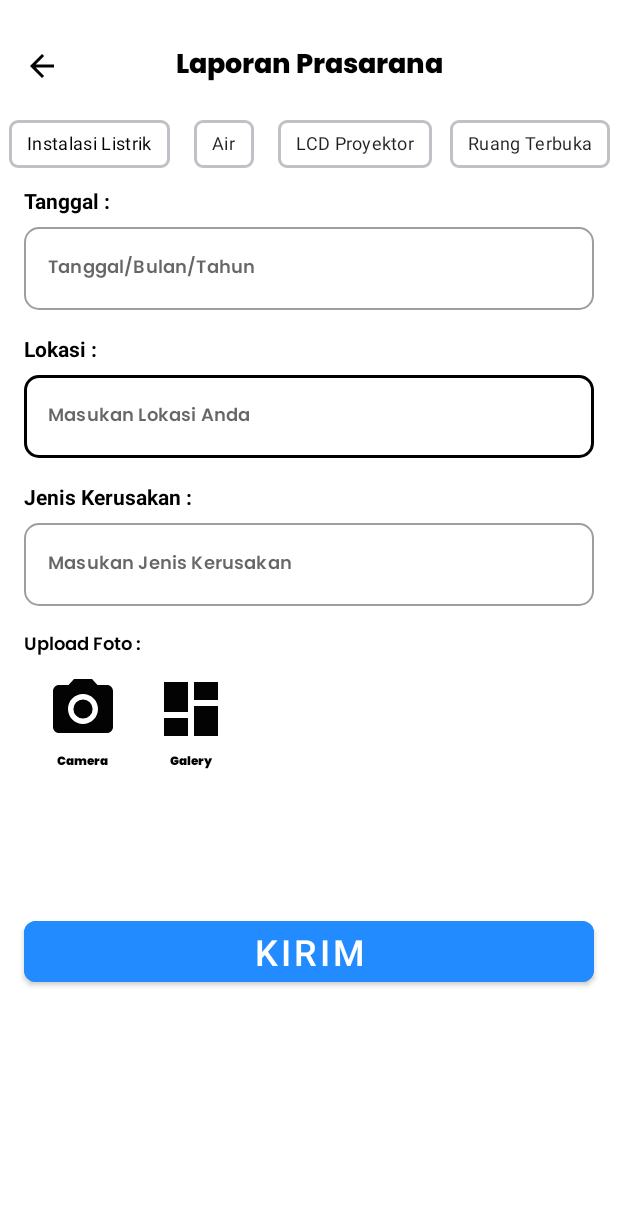
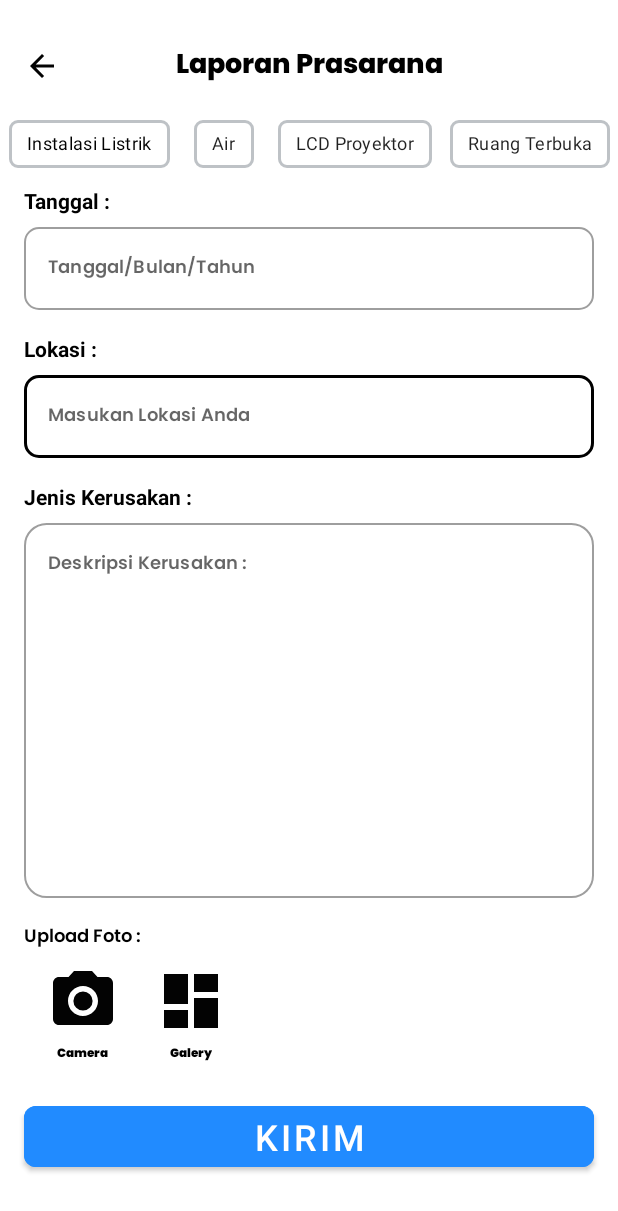
Before and after one commit to adityaahmadugraha/AppsATIPadang, an Android app: the ActivityPrasarana screen opened directly, with no data from a screen before it, on a phone screen of 412 x 824 dp. Shown: the top 1211 px of the screen. Run offline under Robolectric (Android 15) with nearby library versions, the phone set to English and light mode, and no system bars; our stand-ins replace Dagger/Hilt's generated code; pictures from the network do not load.

Commit message:
Laporan Prasarana user

```diff
--- a/app/src/main/java/com/aditya/appsatipadang/network/ApiService.kt
+++ b/app/src/main/java/com/aditya/appsatipadang/network/ApiService.kt
@@ -100,8 +100,8 @@ interface ApiService {
         @Part("type") type: RequestBody,
         @Part("tanggal") tanggal: RequestBody,
         @Part("lokasi") lokasi: RequestBody,
-        @Part("merk") merk: RequestBody,
-        @Part("foto") foto: RequestBody,
+        @Part("deskripsi") deskripsi: RequestBody,
+        @Part foto: MultipartBody.Part,
     ): LaporanResponse
 
 
@@ -131,5 +131,4 @@ interface ApiService {
     ): LaporanResponse
 
 
-
 }
--- a/app/src/main/java/com/aditya/appsatipadang/user/laporan/prasarana/PrasaranaViewModel.kt
+++ b/app/src/main/java/com/aditya/appsatipadang/user/laporan/prasarana/PrasaranaViewModel.kt
@@ -6,6 +6,8 @@ import com.aditya.appsatipadang.data.remote.request.InputLaporanRequest
 import com.aditya.appsatipadang.data.remote.request.InputPrasaranaRequest
 import com.aditya.appsatipadang.user.repository.DataRepository
 import dagger.hilt.android.lifecycle.HiltViewModel
+import okhttp3.MultipartBody
+import okhttp3.RequestBody
 import javax.inject.Inject
 
 @HiltViewModel
@@ -13,12 +15,17 @@ class PrasaranaViewModel @Inject constructor(
     private val repository: DataRepository
 ) : ViewModel() {
 
-//    fun inputLaporan(token: String, inputLaporanRequest: InputLaporanRequest) =
-//        repository.inputLaporan(token, inputLaporanRequest).asLiveData()
-
-    fun inputLaporanPrasana(token: String, inputPrasaranaRequest: InputPrasaranaRequest) =
-        repository.inputLaporanPrasana(token, inputPrasaranaRequest).asLiveData()
 
     fun getUser() = repository.getUser().asLiveData()
+    fun inputLaporanPrasana(
+        token: String,
+        type: RequestBody,
+        tanggal: RequestBody,
+        lokasi: RequestBody,
+        merk: RequestBody,
+        foto: MultipartBody.Part,
+    ) = repository.inputLaporanPrasana(token, type, tanggal, lokasi, merk, foto).asLiveData()
+
+
 
 }
--- a/app/src/main/java/com/aditya/appsatipadang/user/laporan/sarana/SaranaViewModel.kt
+++ b/app/src/main/java/com/aditya/appsatipadang/user/laporan/sarana/SaranaViewModel.kt
@@ -16,9 +16,6 @@ class SaranaViewModel @Inject constructor(
     private val repository: DataRepository
 ) : ViewModel() {
 
-//    fun inputLaporan(token: String, inputLaporanRequest: InputLaporanRequest) =
-//        repository.inputLaporan(token, inputLaporanRequest).asLiveData()
-
     fun getUser() = repository.getUser().asLiveData()
 
     fun inputLaporan(
--- a/app/src/main/res/layout/activity_prasarana.xml
+++ b/app/src/main/res/layout/activity_prasarana.xml
@@ -220,7 +220,7 @@
 
 
             <TextView
-                android:id="@+id/txt_jenis_kerusakan"
+                android:id="@+id/txt_deskripsi_kerusakan"
                 android:layout_width="wrap_content"
                 android:layout_height="wrap_content"
                 android:layout_marginTop="16dp"
@@ -231,36 +231,37 @@
                 app:layout_constraintStart_toStartOf="@+id/il_tanggal"
                 app:layout_constraintTop_toBottomOf="@+id/il_lokasi" />
 
+
             <com.google.android.material.textfield.TextInputLayout
-                android:id="@+id/il_jenis_kerusakan"
+                android:id="@+id/il_deskripsi_kerusakan"
                 style="@style/Widget.MaterialComponents.TextInputLayout.OutlinedBox"
                 android:layout_width="0dp"
-                android:layout_height="wrap_content"
+                android:layout_height="250dp"
                 android:layout_marginStart="16dp"
                 android:layout_marginTop="8dp"
                 android:layout_marginEnd="16dp"
-                app:boxCornerRadiusBottomEnd="10dp"
-                app:boxCornerRadiusBottomStart="10dp"
-                app:boxCornerRadiusTopEnd="10dp"
-                app:boxCornerRadiusTopStart="10dp"
+                app:boxCornerRadiusBottomEnd="15dp"
+                app:boxCornerRadiusBottomStart="15dp"
+                app:boxCornerRadiusTopEnd="15dp"
+                app:boxCornerRadiusTopStart="15dp"
                 app:hintAnimationEnabled="true"
                 app:hintEnabled="false"
                 app:layout_constraintEnd_toEndOf="parent"
                 app:layout_constraintStart_toStartOf="parent"
-                app:layout_constraintTop_toBottomOf="@+id/txt_jenis_kerusakan">
+                app:layout_constraintTop_toBottomOf="@+id/txt_deskripsi_kerusakan">
 
                 <com.google.android.material.textfield.TextInputEditText
-                    android:id="@+id/et_jenis_kerusakan"
+                    android:id="@+id/et_deskripsi_kerusakan"
                     android:layout_width="match_parent"
-                    android:layout_height="wrap_content"
+                    android:layout_height="match_parent"
                     android:fontFamily="@font/poppinssembiold"
-                    android:hint="@string/masukan_jenis_kerusakan"
-                    android:maxLength="25"
+                    android:gravity="top"
+                    android:hint="@string/deskripsi_kerusakan"
+                    android:maxLength="500"
                     android:textColor="@color/black"
                     android:textSize="12sp" />
 
             </com.google.android.material.textfield.TextInputLayout>
-
 
             <TextView
                 android:id="@+id/txt_upload_foto"
@@ -273,7 +274,7 @@
                 android:textSize="12sp"
                 android:textStyle="bold"
                 app:layout_constraintStart_toStartOf="@+id/il_tanggal"
-                app:layout_constraintTop_toBottomOf="@+id/il_jenis_kerusakan" />
+                app:layout_constraintTop_toBottomOf="@+id/il_deskripsi_kerusakan" />
 
             <ImageView
                 android:id="@+id/camera"
@@ -335,7 +336,7 @@
                 android:layout_width="380dp"
                 android:layout_height="wrap_content"
                 android:layout_marginStart="16dp"
-                android:layout_marginTop="600dp"
+                android:layout_marginTop="24dp"
                 android:layout_marginEnd="16dp"
                 android:layout_marginBottom="24dp"
                 android:backgroundTint="@color/blue"
@@ -345,8 +346,20 @@
                 app:layout_constraintBottom_toBottomOf="parent"
                 app:layout_constraintEnd_toEndOf="parent"
                 app:layout_constraintStart_toStartOf="parent"
-                app:layout_constraintTop_toTopOf="parent" />
+                app:layout_constraintTop_toBottomOf="@+id/img_foto" />
 
+
+            <ProgressBar
+                android:id="@+id/progress_bar"
+                android:layout_width="wrap_content"
+                android:layout_height="wrap_content"
+                android:elevation="16dp"
+                android:visibility="gone"
+                app:layout_constraintBottom_toBottomOf="@+id/btn_kirim"
+                app:layout_constraintEnd_toEndOf="@+id/btn_kirim"
+                app:layout_constraintStart_toStartOf="@+id/btn_kirim"
+                app:layout_constraintTop_toTopOf="@+id/btn_kirim"
+                tools:visibility="visible" />
 
         </androidx.constraintlayout.widget.ConstraintLayout>
     </ScrollView>
```
Also changed, not shown: app/src/main/java/com/aditya/appsatipadang/user/laporan/prasarana/ActivityPrasarana.kt (+216 -155 lines), app/src/main/java/com/aditya/appsatipadang/user/laporan/sarana/SaranaActivity.kt (+3 -12 lines), app/src/main/java/com/aditya/appsatipadang/user/repository/DataRepository.kt (+12 -2 lines), app/src/main/java/com/aditya/appsatipadang/user/repository/RemoteDataSource.kt (+25 -11 lines).
